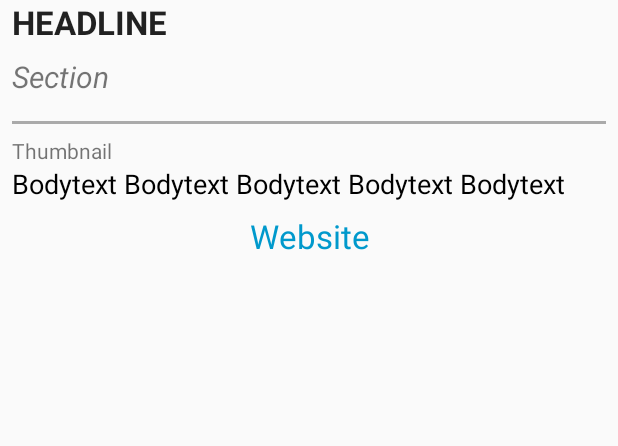
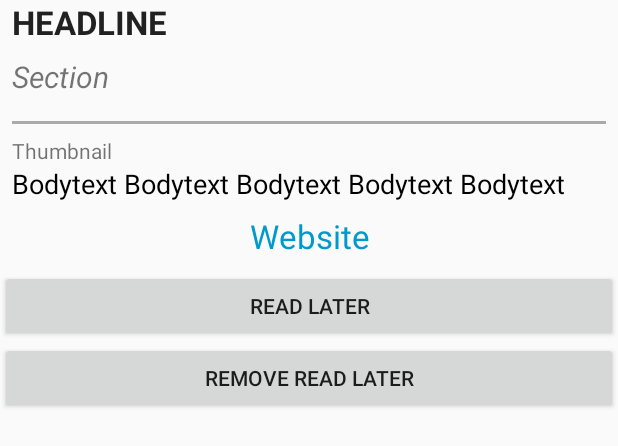
Before and after one commit to Knayd/NewsApp, an Android app: the layout fragment_news_details.xml on its own in the app's theme, with its tools: preview values and no code run, on a phone screen of 412 x 824 dp. Shown: the top 446 px of the screen. Run offline under Robolectric (Android 15) with nearby library versions, the phone set to English and light mode, and no system bars.

Commit message:
Cleaned code

```diff
--- a/app/src/main/java/com/example/applaudo/newsapp/data/NewsProvider.java
+++ b/app/src/main/java/com/example/applaudo/newsapp/data/NewsProvider.java
@@ -20,6 +20,7 @@ public class NewsProvider extends ContentProvider {
     private static final int NEWS = 100;
 
     private static final int NEWSLATER = 200;
+    private static final int NEWSLATER_ID = 201;
 
     private static final int CATEGORY = 300;
 
@@ -34,6 +35,7 @@ public class NewsProvider extends ContentProvider {
 
         //NewsLater
         sUriMatcher.addURI(CONTENT_AUTHORITY, PATH_NEWSLATER,NEWSLATER);
+        sUriMatcher.addURI(CONTENT_AUTHORITY, PATH_NEWSLATER+"/*", NEWSLATER_ID);
 
         //Category
         sUriMatcher.addURI(CONTENT_AUTHORITY, PATH_CATEGORY,CATEGORY);
@@ -104,14 +106,12 @@ public class NewsProvider extends ContentProvider {
 
     @Override
     public String getType(Uri uri) {
-        // TODO: Implement this to handle requests for the MIME type of the data
         // at the given URI.
         throw new UnsupportedOperationException("Not yet implemented");
     }
 
     @Override
-    public int update(Uri uri, ContentValues values, String selection,
-                      String[] selectionArgs) {
+    public int update(Uri uri, ContentValues values, String selection, String[] selectionArgs) {
         return 0;
     }
 }
--- a/app/src/main/res/layout/fragment_news_details.xml
+++ b/app/src/main/res/layout/fragment_news_details.xml
@@ -80,6 +80,17 @@
             android:textColor="@android:color/holo_blue_dark"
             tools:text="Website" />
 
+        <Button
+            android:id="@+id/details_fragment_btn_add_read_later"
+            android:layout_width="match_parent"
+            android:layout_height="wrap_content"
+            tools:text="Read later"/>
+
+        <Button
+            android:id="@+id/details_fragment_btn_remove_read_later"
+            android:layout_width="match_parent"
+            android:layout_height="wrap_content"
+            tools:text="Remove read later"/>
     </LinearLayout>
 
 
```
